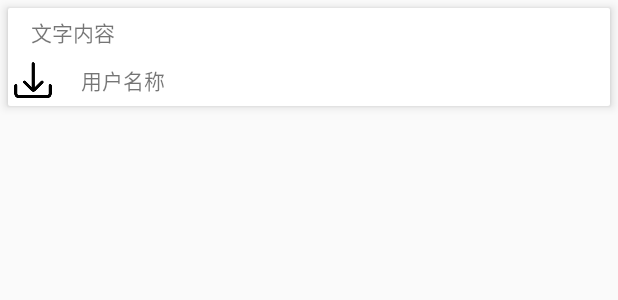
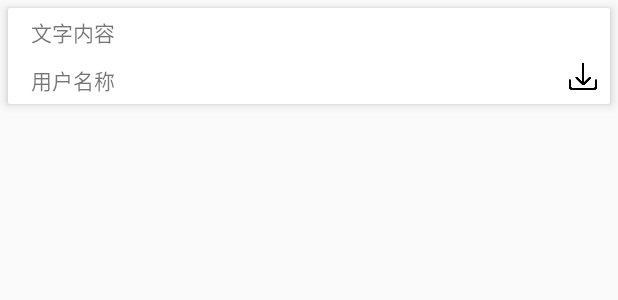
Before and after one commit to SilenCN/LanTransmission, an Android app: the layout trans_info_word.xml on its own in the app's theme, with its tools: preview values and no code run, on a phone screen of 412 x 824 dp. Shown: the top 300 px of the screen. Run offline under Robolectric (Android 15) with nearby library versions, the phone set to English and light mode, and no system bars; network calls fail.

Commit message:
文本界面布局更改

```diff
--- a/app/src/main/res/layout/trans_info_word.xml
+++ b/app/src/main/res/layout/trans_info_word.xml
@@ -10,53 +10,56 @@
     <LinearLayout
         android:layout_width="match_parent"
         android:layout_height="wrap_content"
-        android:background="#ffffff">
+        android:background="#ffffff"
+        android:orientation="horizontal">
         <LinearLayout
             xmlns:android="http://schemas.android.com/apk/res/android"
             xmlns:tools="http://schemas.android.com/tools"
-    android:layout_width="match_parent"
-    android:layout_height="match_parent"
+            android:layout_width="wrap_content"
+            android:layout_height="wrap_content"
             android:orientation="vertical">
-<LinearLayout
-    android:layout_width="match_parent"
-    android:layout_height="wrap_content"
-    android:orientation="horizontal">
 
             <TextView
                 android:id="@+id/trans_word"
                 android:layout_marginLeft="15dp"
                 android:layout_marginVertical="5dp"
-        android:layout_width="321dp"
+                android:layout_width="300dp"
                 android:layout_height="wrap_content"
                 android:text="文字内容"
                 tools:layout_editor_absoluteX="58dp"
                 tools:layout_editor_absoluteY="5dp"
                 android:singleLine="true"
                 android:hint="文字内容"/>
-</LinearLayout>
-<LinearLayout
-    android:layout_width="match_parent"
-    android:layout_height="wrap_content"
-    android:orientation="horizontal">
-
-    <ImageView
-        android:layout_width="33dp"
-        android:layout_height="33dp"
-        android:scaleType="fitXY"
-        android:src="@mipmap/dowload">
-
-    </ImageView>
 
             <TextView
                 android:id="@+id/trans_word_user"
                 android:layout_marginLeft="15dp"
                 android:layout_marginVertical="5dp"
-        android:layout_width="319dp"
+                android:layout_width="300dp"
                 android:layout_height="wrap_content"
                 android:text="用户名称"
                 tools:layout_editor_absoluteX="0dp"
                 tools:layout_editor_absoluteY="0dp" />
+
         </LinearLayout>
+
+        <RelativeLayout
+            android:layout_width="wrap_content"
+            android:layout_height="match_parent">
+
+            <ImageView
+                android:id="@+id/load"
+                android:layout_width="25dp"
+                android:layout_height="25dp"
+                android:layout_alignParentRight="true"
+                android:layout_alignParentBottom="true"
+                android:layout_marginBottom="5dp"
+                android:layout_marginRight="5dp"
+                android:src="@mipmap/dowload">
+
+            </ImageView>
+        </RelativeLayout>
+
     </LinearLayout>
-</LinearLayout>
+
 </android.support.v7.widget.CardView>
```
Lines whose indentation alone changed are shown as unchanged.
